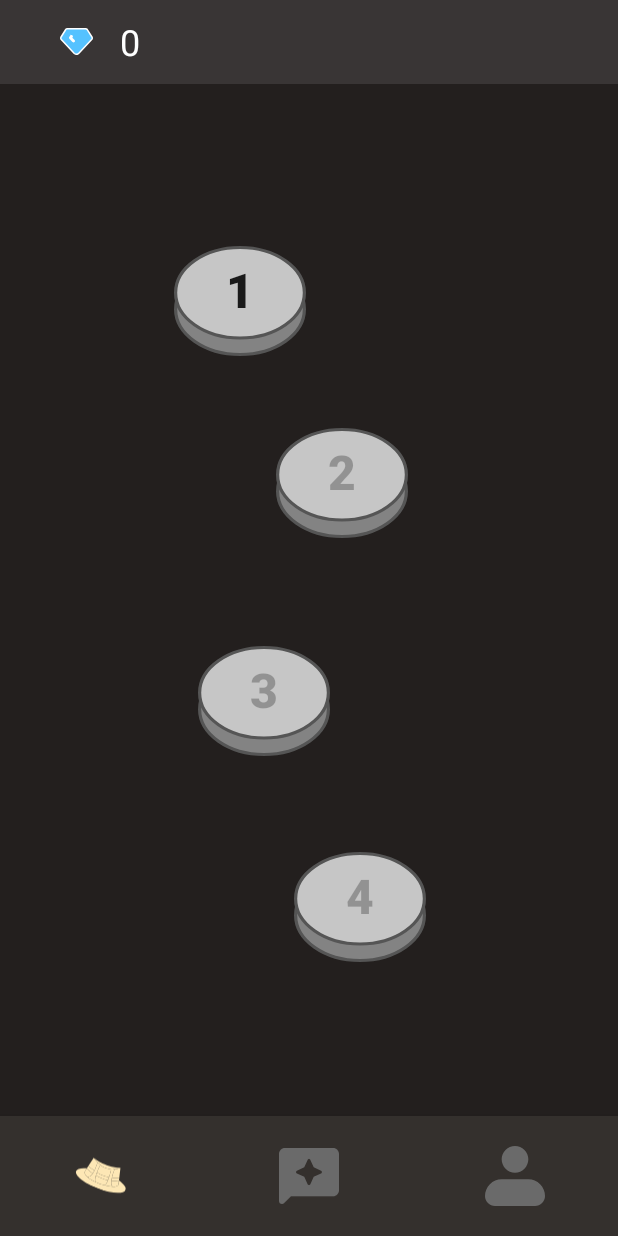
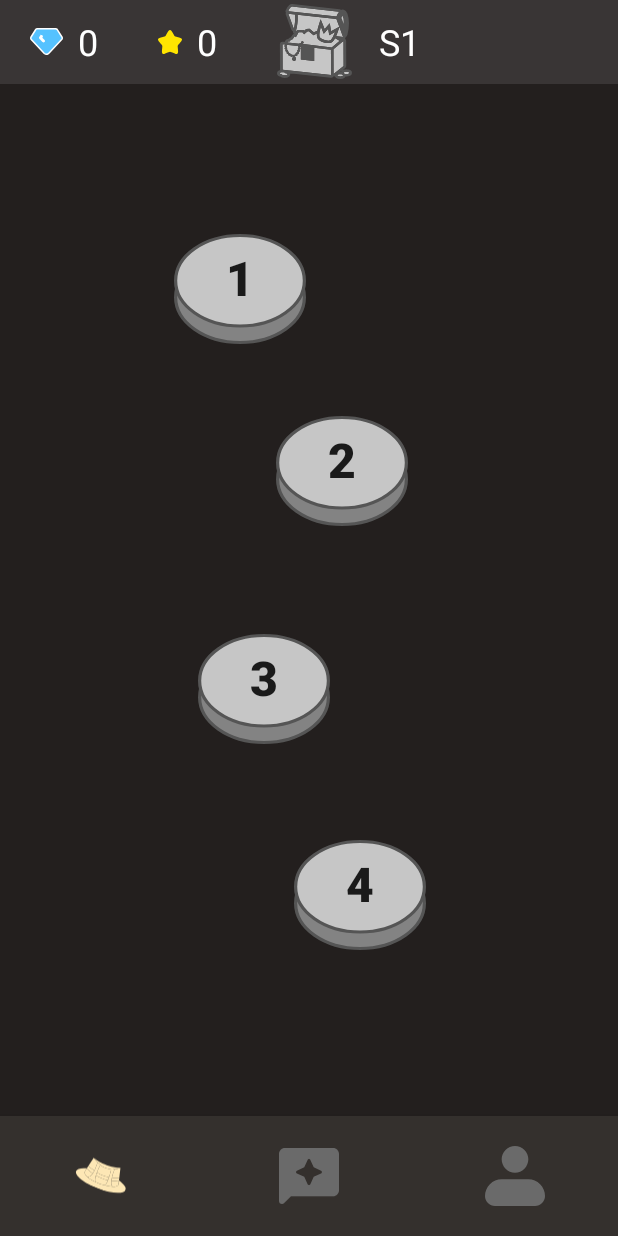
Before and after one commit to YiChi517/DallerApp, an Android app: the HomeFragment screen opened directly, with no data from a screen before it, on a phone screen of 412 x 824 dp. Run offline under Robolectric (Android 15) with nearby library versions, the phone set to English and light mode, and no system bars; network calls fail.

Commit message:
更改:動態toolbar以及新增當前level&賽季、關卡紀錄是跟著帳號的、註冊頁面加一個返回按鈕

```diff
--- a/app/src/main/java/com/example/dalleralpha1_0_0/MenuActivity.kt
+++ b/app/src/main/java/com/example/dalleralpha1_0_0/MenuActivity.kt
@@ -1,21 +1,47 @@
 package com.example.dalleralpha1_0_0
 
 import android.os.Bundle
+import android.util.Log
 import android.view.MenuItem
 import android.view.View
+import android.view.Window
+import android.widget.TextView
 import androidx.appcompat.app.AppCompatActivity
+import androidx.appcompat.widget.Toolbar
 import androidx.fragment.app.Fragment
 import androidx.navigation.fragment.NavHostFragment
+import com.example.dalleralpha1_0_0.api.Api
+import com.example.dalleralpha1_0_0.api.Info
 import com.example.dalleralpha1_0_0.home.HomeFragment
 import com.example.dalleralpha1_0_0.person.PersonFragment
 import com.example.dalleralpha1_0_0.practice.PracticeFragment
 import com.example.dalleralpha1_0_0.search.SearchFragment
 import com.google.android.material.bottomnavigation.BottomNavigationView
+import retrofit2.Call
+import retrofit2.Callback
+import retrofit2.Response
 
 class MenuActivity : AppCompatActivity() {
+
+    private lateinit var rewardTextView: TextView
+    private lateinit var levelTextView: TextView
+
     override fun onCreate(savedInstanceState: Bundle?) {
         super.onCreate(savedInstanceState)
+        supportRequestWindowFeature(Window.FEATURE_NO_TITLE) // 確保不顯示標題
         setContentView(R.layout.activity_menu)
+
+        // 初始化 Toolbar 的 TextView
+        val toolbar = findViewById<Toolbar>(R.id.custom_toolbar)
+        setSupportActionBar(toolbar)
+        rewardTextView = toolbar.findViewById(R.id.reward)
+        levelTextView = toolbar.findViewById(R.id.level)
+
+        // 可選：如果需要隱藏標題
+        supportActionBar?.setDisplayShowTitleEnabled(false)
+
+        // 如果需要，啟動時更新數據
+        fetchReward()
 
         // 設置初始的 Fragment
         val manager = supportFragmentManager
@@ -24,6 +50,30 @@ class MenuActivity : AppCompatActivity() {
 
         val nav=findViewById<BottomNavigationView>(R.id.navigation)
         nav.setOnNavigationItemSelectedListener(listener)
+
+        Log.d("MenuActivity", "ActionBar: ${supportActionBar}")
+    }
+    // 更新 Toolbar 上的 Reward
+    fun updateToolbarReward(reward: Int,level:String) {
+        rewardTextView.text = reward.toString()
+        levelTextView.text = level
+    }
+
+    fun fetchReward() {
+        Api.infoService.getInfo().enqueue(object : Callback<Info> {
+            override fun onResponse(call: Call<Info>, response: Response<Info>) {
+                if (response.isSuccessful && response.body() != null) {
+                    val info = response.body()!!
+                    updateToolbarReward(info.score,info.level) // 更新 Toolbar
+                } else {
+                    Log.e("MenuActivity", "API 回應不正確: ${response.code()} - ${response.message()}")
+                }
+            }
+
+            override fun onFailure(call: Call<Info>, t: Throwable) {
+                Log.e("MenuActivity", "請求失敗: $t")
+            }
+        })
     }
     private var listener = object :BottomNavigationView.OnNavigationItemSelectedListener {
         override fun onNavigationItemSelected(item: MenuItem): Boolean {
--- a/app/src/main/java/com/example/dalleralpha1_0_0/RegisterActivity.kt
+++ b/app/src/main/java/com/example/dalleralpha1_0_0/RegisterActivity.kt
@@ -29,6 +29,7 @@ class RegisterActivity : AppCompatActivity(){
         val pw =findViewById<EditText>(R.id.pw_content)
 
         val register= findViewById<Button>(R.id.start)
+        val back = findViewById<Button>(R.id.backtologin)
 
         register.setOnClickListener{
             //打api的時候再打開
@@ -66,5 +67,10 @@ class RegisterActivity : AppCompatActivity(){
 
             })
         }
+        back.setOnClickListener{
+            val intent= Intent()
+            intent.setClass(this@RegisterActivity,MainActivity::class.java)
+            startActivity(intent)
+        }
     }
 }
--- a/app/src/main/java/com/example/dalleralpha1_0_0/home/HomeFragment.kt
+++ b/app/src/main/java/com/example/dalleralpha1_0_0/home/HomeFragment.kt
@@ -40,6 +40,10 @@ class HomeFragment : Fragment() {
     override fun onViewCreated(view: View, savedInstanceState: Bundle?) { //放一次戲的初始化操作
         super.onViewCreated(view, savedInstanceState)
 
+        // 呼叫 Activity 的方法更新 Toolbar
+        val menuActivity = activity as? MenuActivity
+        menuActivity?.fetchReward()
+
         // 初始化按鈕列表
         buttons = listOf(
             view.findViewById(R.id.level1),
@@ -55,13 +59,15 @@ class HomeFragment : Fragment() {
             }
         }
     }
-    private fun fetchReward(){
+
+    private fun fetchRewardAndUserLevel(){
         Api.infoService.getInfo().enqueue(object : Callback<Info>{
             override fun onResponse(call: Call<Info>, response: Response<Info>) {
                 if (response.isSuccessful && response.body() != null) {
                     val info = response.body()!!
-                    val reward = view?.findViewById<TextView>(R.id.reward)
-                    reward?.text = info.score.toString()
+                    val userLevel = info.level // 獲取用戶最高通關等級
+                    val number = Regex("\\d+").find(userLevel)?.value?.toInt() ?: 0
+                    updateButtonStates(number)
                 } else {
                     Log.d("fetch&Reward", "API 回應不正確: ${response.code()} - ${response.message()}")
                 }
@@ -77,7 +83,7 @@ class HomeFragment : Fragment() {
     private fun fetchLevelInformation(levelId: String) {
         Api.levelInformationService.getInformation(levelId).enqueue(object : Callback<Information> {
             override fun onResponse(call: Call<Information>, response: Response<Information>) {
-                if (response.isSuccessful) {
+                if (response.isSuccessful && response.body() !=null) {
                     val information = response.body()  // 獲取返回的關卡資訊
                     // 將問題列表封裝到 Bundle 中，key是"information"
                     if (information != null) {
@@ -114,32 +120,24 @@ class HomeFragment : Fragment() {
             }
         })
     }
-    private fun updateButtonStates() {
-        val sharedPreferences = requireContext().getSharedPreferences("GameProgress", Context.MODE_PRIVATE)
+    private fun updateButtonStates(userLevel: Int) {
+        buttons.forEachIndexed { index, button ->
+            val isUnlocked = index + 1 <= userLevel + 1
+            val isCleared = index + 1 <= userLevel
 
-        // 動態檢查各關卡的解鎖狀態
-        buttons.forEachIndexed { index, button ->
-            val isCleared = sharedPreferences.getBoolean("level${index + 1}Cleared", false)
-            val isUnlocked = sharedPreferences.getBoolean("level${index + 1}Unlocked", index == 0)
-            button.isEnabled = isUnlocked // 更新是否可点击
-
-            // 更新按钮背景
-            if (isCleared) {
-                button.setBackgroundResource(R.drawable.section_btm_y) // 替换为通关背景
-            } else if (isUnlocked) {
-                button.setBackgroundResource(R.drawable.section_btm_gray) // 解锁状态背景
-            }
-//            else {
-//                button.setBackgroundResource(R.drawable.section_btm_gray) // 未解锁状态背景
-//            }
+            button.isEnabled = isUnlocked
+            button.setBackgroundResource(
+                when {
+                    isCleared -> R.drawable.section_btm_y // 通關背景
+                    isUnlocked -> R.drawable.section_btm_gray // 解鎖背景
+                    else -> R.drawable.section_btm_locked // 鎖定背景
+                }
+            )
         }
-
     }
     override fun onResume() { //放需要數據刷新的東西
         super.onResume()
-        fetchReward() // 更新 reward TextView
-        updateButtonStates() // 更新按鈕狀態
-        updateClearedButtonDrawable() // 更新已通关按钮的背景
+        fetchRewardAndUserLevel() // 更新 Reward&UserLevel
         Log.d("HomeFragment", "Calling updateClearedButtonDrawable...")
     }
     private fun updateClearedButtonDrawable() {
--- a/app/src/main/java/com/example/dalleralpha1_0_0/home/SuccessFragment.kt
+++ b/app/src/main/java/com/example/dalleralpha1_0_0/home/SuccessFragment.kt
@@ -78,12 +78,12 @@ class SuccessFragment(private val rightAnswer:Int,private var levelid:String,pri
                         originalReward += reward
                         updateScore(originalReward)
                     } else {
-                        Log.d("fetchReward", "API 回應不正確: ${response.code()} - ${response.message()}")
+                        Log.d("fetchReward", "更新分數成功: ${response.code()} - ${response.message()}")
                     }
                 }
 
                 override fun onFailure(call: Call<Info>, t: Throwable) {
-                    Log.d("fetchReward", "請求失敗: $t")
+                    Log.d("fetchReward", "更新分數失敗: $t")
                 }
             })
             //返回HomeFragment
--- /dev/null
+++ b/app/src/main/res/drawable/section_btm_locked.xml
@@ -0,0 +1,7 @@
+<vector xmlns:android="http://schemas.android.com/apk/res/android" android:autoMirrored="true" android:height="73dp" android:viewportHeight="73" android:viewportWidth="82" android:width="82dp">
+
+    <path android:fillColor="#444444" android:pathData="M81,42C81,58.569 63.091,72 41,72C18.909,72 1,58.569 1,42C1,25.431 18.909,12 41,12C63.091,12 81,25.431 81,42Z" android:strokeColor="#343434" android:strokeWidth="2"/>
+
+    <path android:fillColor="#6C6C6C" android:pathData="M81,31C81,47.569 63.091,61 41,61C18.909,61 1,47.569 1,31C1,14.432 18.909,1 41,1C63.091,1 81,14.432 81,31Z" android:strokeColor="#343434" android:strokeWidth="2"/>
+
+</vector>
--- a/app/src/main/res/layout/activity_menu.xml
+++ b/app/src/main/res/layout/activity_menu.xml
@@ -8,15 +8,21 @@
     android:orientation="vertical"
     tools:context=".MenuActivity">
 
+    <!-- Include the toolbar -->
+    <include
+        android:id="@+id/custom_toolbar"
+        layout="@layout/custom_toolbar" />
+
     <androidx.fragment.app.FragmentContainerView
         android:id="@+id/fragmentContainerHome"
         android:name="com.example.dalleralpha1_0_0.home.HomeFragment"
         android:layout_width="match_parent"
         android:layout_height="0dp"
         android:background="#231F1E"
-        app:layout_constraintEnd_toStartOf="@id/navigation"
+        app:layout_constraintBottom_toTopOf="@id/navigation"
+        app:layout_constraintEnd_toStartOf="parent"
         app:layout_constraintStart_toStartOf="parent"
-        app:layout_constraintTop_toTopOf="parent" />
+        app:layout_constraintTop_toBottomOf="@+id/custom_toolbar" />
 
     <com.google.android.material.bottomnavigation.BottomNavigationView
         android:id="@+id/navigation"
--- a/app/src/main/res/layout/custom_toolbar.xml
+++ b/app/src/main/res/layout/custom_toolbar.xml
@@ -12,15 +12,49 @@
         android:id="@+id/imageView13"
         android:layout_width="wrap_content"
         android:layout_height="wrap_content"
-        android:layout_marginStart="40dp"
+        android:layout_marginStart="20dp"
         android:background="@drawable/diamond" />
 
     <TextView
         android:id="@+id/reward"
         android:layout_width="wrap_content"
         android:layout_height="wrap_content"
-        android:layout_marginStart="18dp"
+        android:layout_marginStart="10dp"
         android:text="0"
         android:textColor="@android:color/white"
         android:textSize="24sp" />
+
+    <ImageView
+        android:id="@+id/imageView14"
+        android:layout_width="wrap_content"
+        android:layout_height="wrap_content"
+        android:layout_marginStart="40dp"
+        android:background="@drawable/star_full" />
+
+    <TextView
+        android:id="@+id/level"
+        android:layout_width="wrap_content"
+        android:layout_height="wrap_content"
+        android:layout_marginStart="10dp"
+        android:text="0"
+        android:textColor="@android:color/white"
+        android:textSize="24sp" />
+
+    <ImageView
+        android:id="@+id/imageView15"
+        android:layout_width="50dp"
+        android:layout_height="50dp"
+        android:layout_marginStart="40dp"
+        android:background="@drawable/treasure_gray" />
+
+    <TextView
+        android:id="@+id/season"
+        android:layout_width="wrap_content"
+        android:layout_height="wrap_content"
+        android:layout_marginStart="18dp"
+        android:text="S1"
+        android:textColor="@android:color/white"
+        android:textSize="24sp" />
+
+
 </androidx.appcompat.widget.Toolbar>
--- a/app/src/main/res/layout/fragment_home.xml
+++ b/app/src/main/res/layout/fragment_home.xml
@@ -6,17 +6,12 @@
     android:layout_height="match_parent"
     android:background="#231F1E">
 
-
-    <!-- Include the toolbar -->
-    <include
-        layout="@layout/custom_toolbar" />
-
     <Button
         android:id="@+id/level1"
         android:layout_width="wrap_content"
         android:layout_height="wrap_content"
         android:layout_marginStart="116dp"
-        android:layout_marginTop="164dp"
+        android:layout_marginTop="100dp"
         android:background="@drawable/section_btm_gray"
         android:paddingBottom="15dp"
         android:text="1"
--- a/app/src/main/res/values/themes.xml
+++ b/app/src/main/res/values/themes.xml
@@ -1,8 +1,8 @@
 <resources xmlns:tools="http://schemas.android.com/tools">
-    <!-- Base application theme. -->
+<!--     Base application theme. -->
     <style name="Base.Theme.DallerAlpha1_0_0" parent="Theme.AppCompat.Light.NoActionBar">
-        <!-- Customize your light theme here. -->
-        <!-- <item name="colorPrimary">@color/my_light_primary</item> -->
+        <item name="windowActionBar">false</item>
+        <item name="windowNoTitle">true</item>
     </style>
 
     <style name="Theme.DallerAlpha1_0_0" parent="Base.Theme.DallerAlpha1_0_0" />
```
Also changed, not shown: app/src/main/AndroidManifest.xml (+4 -3 lines), app/src/main/res/layout/activity_register.xml (+17 -4 lines).
